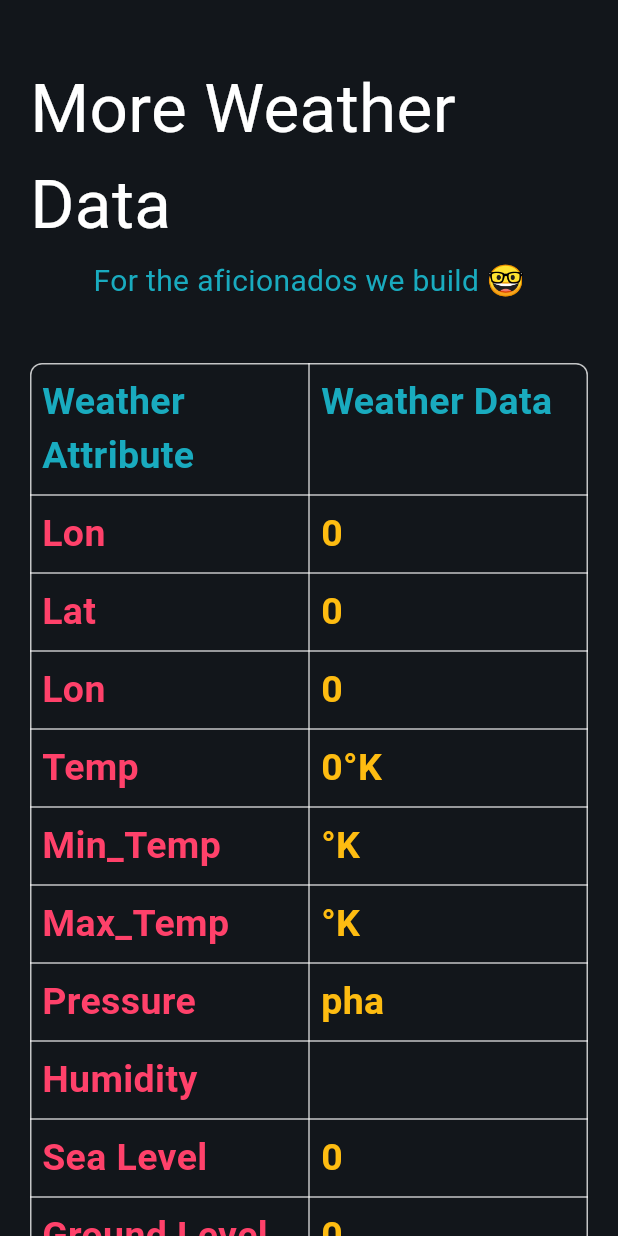
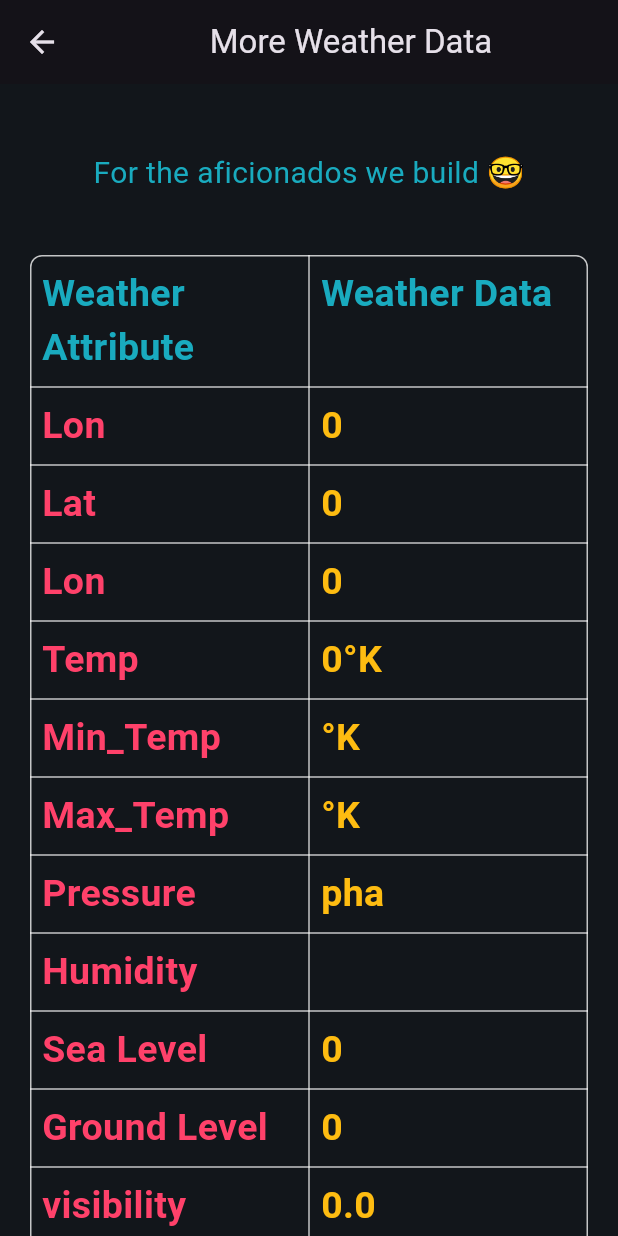
Before and after one commit to AndrewOneal/WeatherApp_ASE456, a Flutter app: the MoreData screen opened directly with empty values, on a phone screen of 412 x 824 dp. Run offline on Flutter 3.47's test engine with Material 3 defaults, Android fonts, the phone set to English and light mode, and no system bars; our stand-ins replace flutter_spinkit, fluttertoast, font_awesome_flutter, geolocator; missing offline and left inert: geolocator_web; statements that could not run were skipped.

Commit message:
fixed more data page

```diff
--- a/lib/app/ui/screens/more_data.dart
+++ b/lib/app/ui/screens/more_data.dart
@@ -17,21 +17,22 @@ class _MoreDataState extends State<MoreData> {
     bool isMobile = screenWidth <= 600;
     double width = isMobile ? screenWidth : screenWidth / 3;
 
-    return SingleChildScrollView(
+    return Scaffold(
+      appBar: AppBar(
+        title: Center(
+          child: Text(
+            'More Weather Data',
+          ),
+        ),
+      ),
+      body: Center(
+        child: SingleChildScrollView(
           child: Container(
             padding: EdgeInsets.all(20),
             child: Column(
               children: [
                 SizedBox(
                   height: 20,
-            ),
-            Text(
-              'More Weather Data',
-              style: TextStyle(
-                color: KThemeColors.text_whiteWhite,
-                decoration: TextDecoration.none,
-                fontSize: 45,
-              ),
                 ),
                 SizedBox(
                   height: 5,
@@ -93,16 +94,20 @@ class _MoreDataState extends State<MoreData> {
                         'Ground Level',
                         "${widget.weatherData['main']['grnd_level']}"
                       ]),
-                  buildTableRow(
-                      ['visibility', "${widget.weatherData['visibility']}"]),
+                      buildTableRow([
+                        'visibility',
+                        "${widget.weatherData['visibility']}"
+                      ]),
                       buildTableRow([
                         'Wind Speed',
                         "${widget.weatherData['wind']['speed']}m/s"
                       ]),
                       buildTableRow(
                           ['Clouds', "${widget.weatherData['clouds']['all']}"]),
-                  buildTableRow(
-                      ['Country', "${widget.weatherData['sys']['country']}"]),
+                      buildTableRow([
+                        'Country',
+                        "${widget.weatherData['sys']['country']}"
+                      ]),
                       buildTableRow(['City', "${widget.weatherData['name']}"]),
                     ],
                   ),
@@ -110,6 +115,8 @@ class _MoreDataState extends State<MoreData> {
               ],
             ),
             decoration: BoxDecoration(color: KThemeColors.bg_darkBlue),
+          ),
+        ),
       ),
     );
   }
```
Also changed, not shown: 1 other file. Lines whose indentation alone changed are shown as unchanged.
